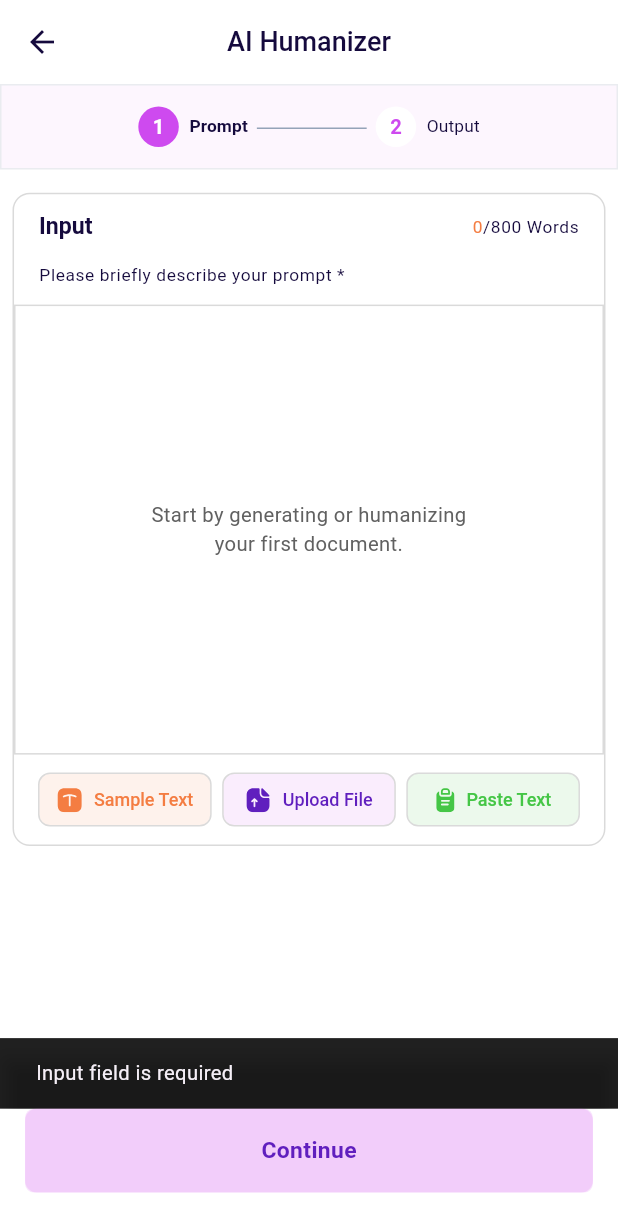
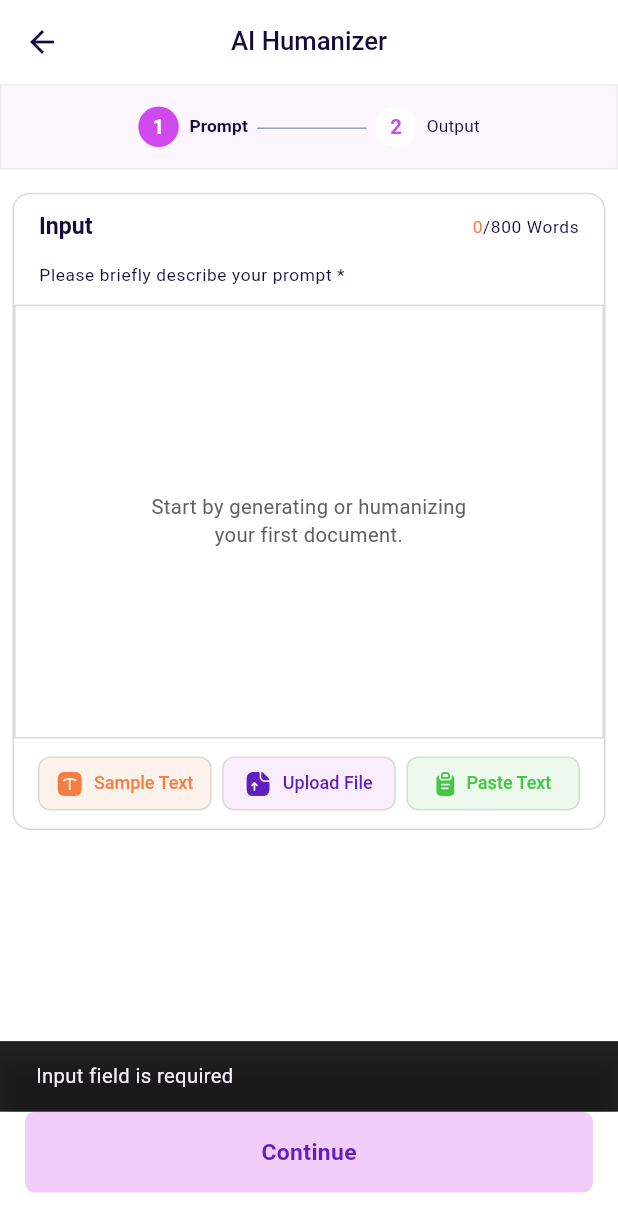
Before and after one commit to muneeb117/mywords.ai, a Flutter app: the AiHumanizerInputPage screen opened by its route, after a tap on "Continue", on a phone screen of 412 x 824 dp. Shown: the top 1232 px of the screen. Run offline on Flutter 3.47's test engine with Material 3 defaults, Android fonts, the phone set to English and light mode, and no system bars; our stand-ins replace bloc, cached_network_image, dartz, device_info_plus, dio, file_picker and 13 more; missing offline and left inert: docx_to_text, syncfusion_flutter_pdf; accounts and stored records are empty; network calls fail.

Commit message:
fix(ui): make custom components responsive

```diff
--- a/lib/common/components/custom_appbar.dart
+++ b/lib/common/components/custom_appbar.dart
@@ -1,4 +1,5 @@
 import 'package:flutter/material.dart';
+import 'package:mywords/utils/extensions/size_extension.dart';
 
 class CustomAppBar extends StatelessWidget implements PreferredSizeWidget {
   final String title;
@@ -34,7 +35,7 @@ class CustomAppBar extends StatelessWidget implements PreferredSizeWidget {
       actions: actions,
       title: Text(
         title,
-        style: titleStyle ?? Theme.of(context).textTheme.headlineSmall?.copyWith(fontSize: 18, fontWeight: FontWeight.w500),
+        style: titleStyle ?? Theme.of(context).textTheme.headlineSmall?.copyWith(fontSize: 18.csp, fontWeight: FontWeight.w500),
       ),
     );
   }
--- a/lib/common/components/loading_indicator.dart
+++ b/lib/common/components/loading_indicator.dart
@@ -1,5 +1,6 @@
 import 'package:flutter/cupertino.dart';
 import 'package:flutter/material.dart';
+import 'package:mywords/utils/extensions/size_extension.dart';
 
 class LoadingIndicator extends StatelessWidget {
   const LoadingIndicator({Key? key, this.bgColor}) : super(key: key);
@@ -10,7 +11,7 @@ class LoadingIndicator extends StatelessWidget {
     return Center(
       child: CupertinoActivityIndicator(
         color: bgColor ?? Colors.white,
-        radius: 12,
+        radius: 12.cr,
       ),
     );
   }
--- a/lib/common/components/primary_button.dart
+++ b/lib/common/components/primary_button.dart
@@ -69,14 +69,14 @@ class PrimaryButton extends StatelessWidget {
       case ButtonType.filled:
         decoration = BoxDecoration(
           color: backgroundColor,
-          borderRadius: BorderRadius.circular(6),
+          borderRadius: BorderRadius.circular(6.cr),
         );
         break;
       case ButtonType.outlined:
         decoration = BoxDecoration(
           color: backgroundColor,
           border: Border.all(color: textColor, width: 2),
-          borderRadius: BorderRadius.circular(6),
+          borderRadius: BorderRadius.circular(6.cr),
         );
         break;
       case ButtonType.gradient:
@@ -86,7 +86,7 @@ class PrimaryButton extends StatelessWidget {
             begin: Alignment.topLeft,
             end: Alignment.bottomRight,
           ),
-          borderRadius: BorderRadius.circular(6),
+          borderRadius: BorderRadius.circular(6.cr),
         );
         break;
     }
@@ -94,15 +94,15 @@ class PrimaryButton extends StatelessWidget {
       decoration: decoration,
       child: InkWell(
         onTap: isLoading ? null : onTap,
-        borderRadius: BorderRadius.circular(6),
+        borderRadius: BorderRadius.circular(6.cr),
         child: AnimatedContainer(
-          width: isLoading && enableShrinkAnimation ? 56 : MediaQuery.of(context).size.width,
+          width: isLoading && enableShrinkAnimation ? 56.cw : MediaQuery.of(context).size.width,
           duration: const Duration(milliseconds: 300),
           curve: Curves.easeInOut,
-          height: 56,
+          height: 56.ch,
           alignment: Alignment.center,
-          decoration: BoxDecoration(color: backgroundColor, borderRadius: BorderRadius.circular(8)),
-          padding: const EdgeInsets.symmetric(horizontal: 16),
+          decoration: BoxDecoration(color: backgroundColor, borderRadius: BorderRadius.circular(8.cr)),
+          padding: EdgeInsets.symmetric(horizontal: 16.cw),
           child: isLoading
               ? LoadingIndicator(bgColor: indicatorColor)
               : Row(
--- a/lib/common/widgets/ai_text_field.dart
+++ b/lib/common/widgets/ai_text_field.dart
@@ -1,5 +1,6 @@
 import 'package:flutter/material.dart';
 import 'package:mywords/utils/extensions/extended_context.dart';
+import 'package:mywords/utils/extensions/size_extension.dart';
 
 class AiTextField extends StatelessWidget {
   const AiTextField({
@@ -16,11 +17,11 @@ class AiTextField extends StatelessWidget {
     return Stack(
       children: [
         Container(
-          height: 300,
+          height: 300.ch,
           decoration: BoxDecoration(
             border: Border.all(color: Color(0xffDADADA)),
           ),
-          padding: EdgeInsets.symmetric(horizontal: 18, vertical: 8),
+          padding: EdgeInsets.symmetric(horizontal: 18.cw, vertical: 8.ch),
           child: TextFormField(
             maxLines: null,
             expands: true,
@@ -38,7 +39,7 @@ class AiTextField extends StatelessWidget {
         Visibility(
           visible: textEditingController.text.isEmpty,
           child: Container(
-            height: 300,
+            height: 300.ch,
             child: IgnorePointer(
               child: Center(
                 child: Text(
--- a/lib/common/widgets/detect_ai_score_widget.dart
+++ b/lib/common/widgets/detect_ai_score_widget.dart
@@ -5,6 +5,7 @@ import 'package:mywords/constants/app_colors.dart';
 import 'package:mywords/modules/ai_detector/models/ai_detector_entity.dart';
 import 'package:mywords/modules/ai_humanizer/cubit/ai_humanize_cubit.dart';
 import 'package:mywords/utils/extensions/extended_context.dart';
+import 'package:mywords/utils/extensions/size_extension.dart';
 
 class DetectAiScoreWidget extends StatelessWidget {
   final AiDetectorEntity aiDetectorEntity;
@@ -14,9 +15,9 @@ class DetectAiScoreWidget extends StatelessWidget {
   @override
   Widget build(BuildContext context) {
     return Container(
-      margin: EdgeInsets.symmetric(horizontal: 8),
+      margin: EdgeInsets.symmetric(horizontal: 8.cw),
       decoration: BoxDecoration(
-        borderRadius: BorderRadius.circular(12),
+        borderRadius: BorderRadius.circular(12.cr),
         border: Border.all(
           color: Color(0xffDADADA),
         ),
@@ -28,7 +29,7 @@ class DetectAiScoreWidget extends StatelessWidget {
             crossAxisAlignment: CrossAxisAlignment.start,
             children: [
               Padding(
-                padding: const EdgeInsets.symmetric(horizontal: 16, vertical: 10.0),
+                padding: EdgeInsets.symmetric(horizontal: 16.cw, vertical: 10.ch),
                 child: Row(
                   children: [
                     Text(
@@ -38,7 +39,7 @@ class DetectAiScoreWidget extends StatelessWidget {
                         color: aiDetectorEntity.isGeneratedByAI ? Color(0xffFF3D00) : AppColors.green,
                       ),
                     ),
-                    SizedBox(width: 30),
+                    SizedBox(width: 30.cw),
                     Text.rich(
                       TextSpan(
                         text: 'Your Text is likely to be written',
@@ -71,7 +72,7 @@ class DetectAiScoreWidget extends StatelessWidget {
               ),
               Container(
                 width: double.infinity,
-                padding: EdgeInsets.fromLTRB(16, 16, 16, 16),
+                padding: EdgeInsets.fromLTRB(16.cw, 16.ch, 16.cw, 16.ch),
                 child: Column(
                   crossAxisAlignment: CrossAxisAlignment.start,
                   children: [
@@ -79,11 +80,11 @@ class DetectAiScoreWidget extends StatelessWidget {
                       'Third Party AI Scores',
                       style: context.textTheme.titleMedium?.copyWith(fontWeight: FontWeight.bold),
                     ),
-                    SizedBox(height: 12),
+                    SizedBox(height: 12.ch),
                     Row(
                       children: [
                         SvgPicture.asset('assets/images/svg/ic_human.svg'),
-                        SizedBox(width: 7),
+                        SizedBox(width: 7.cw),
                         Text(
                           'Human',
                           style: context.textTheme.titleSmall?.copyWith(
@@ -93,17 +94,17 @@ class DetectAiScoreWidget extends StatelessWidget {
                             wordSpacing: 0,
                           ),
                         ),
-                        SizedBox(width: 15),
+                        SizedBox(width: 15.cw),
                         SvgPicture.asset('assets/images/svg/ic_likely_ai.svg'),
-                        SizedBox(width: 7),
+                        SizedBox(width: 7.cw),
                         Text(
                           'Likely AI',
                           style: context.textTheme.titleSmall
                               ?.copyWith(fontWeight: FontWeight.w600, color: Color(0xffFABB18), letterSpacing: 0, wordSpacing: 0),
                         ),
-                        SizedBox(width: 15),
+                        SizedBox(width: 15.cw),
                         SvgPicture.asset('assets/images/svg/ic_ai_generated.svg'),
-                        SizedBox(width: 7),
+                        SizedBox(width: 7.cw),
                         Text(
                           'AI',
                           style: context.textTheme.titleSmall?.copyWith(
@@ -147,25 +148,25 @@ class ThirdPartyToolsWidget extends StatelessWidget {
   Widget build(BuildContext context) {
     return Column(
       children: [
-        SizedBox(height: 16),
+        SizedBox(height: 16.ch),
         Row(
           mainAxisAlignment: MainAxisAlignment.spaceBetween,
           children: [
             AiServicesTile(title: 'Content AI Scale', assetPath: _getContentAIScaleAsset()),
-            SizedBox(width: 5),
+            SizedBox(width: 5.cw),
             AiServicesTile(title: 'GPTZero', assetPath: _getContentAIScaleAsset()),
-            SizedBox(width: 5),
+            SizedBox(width: 5.cw),
             AiServicesTile(title: 'ZERO GPT', assetPath: _getContentAIScaleAsset()),
           ],
         ),
-        SizedBox(height: 16),
+        SizedBox(height: 16.ch),
         Row(
           mainAxisAlignment: MainAxisAlignment.spaceBetween,
           children: [
             AiServicesTile(title: 'OPENAI', assetPath: _getContentAIScaleAsset()),
-            SizedBox(width: 5),
+            SizedBox(width: 5.cw),
             AiServicesTile(title: 'Turnitin', assetPath: _getContentAIScaleAsset()),
-            SizedBox(width: 5),
+            SizedBox(width: 5.cw),
             AiServicesTile(title: 'CopyLeaks', assetPath: _getContentAIScaleAsset()),
           ],
         ),
@@ -187,20 +188,20 @@ class AiServicesTile extends StatelessWidget {
   @override
   Widget build(BuildContext context) {
     return Container(
-      height: 34,
-      padding: EdgeInsets.symmetric(horizontal: 8),
+      height: 34.ch,
+      padding: EdgeInsets.symmetric(horizontal: 8.cw),
       decoration: BoxDecoration(
         color: Color(0xffB3B3B3).withOpacity(0.15),
-        borderRadius: BorderRadius.circular(30),
+        borderRadius: BorderRadius.circular(30.cr),
       ),
       child: Row(
         mainAxisSize: MainAxisSize.min,
         children: [
           SvgPicture.asset(assetPath),
-          SizedBox(width: 6),
+          SizedBox(width: 6.cw),
           Text(
             title,
-            style: context.textTheme.titleSmall?.copyWith(fontWeight: FontWeight.w700, fontSize: 11),
+            style: context.textTheme.titleSmall?.copyWith(fontWeight: FontWeight.w700, fontSize: 11.csp),
           ),
         ],
       ),
--- a/lib/main.dart
+++ b/lib/main.dart
@@ -41,7 +41,7 @@ class MyWordsApp extends StatelessWidget {
           navigatorObservers: <NavigatorObserver>[
             FirebaseAnalyticsObserver(analytics: sl<FirebaseAnalytics>()),
           ],
-          initialRoute: RouteManager.login,
+          initialRoute: RouteManager.splash,
           onGenerateRoute: RouteManager.generateRoute,
         );
       },
```
Also changed, not shown: lib/common/components/custom_dropdown_without_icon.dart (+8 -7 lines), lib/common/components/custom_text_field.dart (+9 -8 lines), lib/common/widgets/ai_humanizer_dialog.dart (+17 -16 lines), lib/common/widgets/detect_ai_scrore_dialog.dart (+24 -23 lines).
